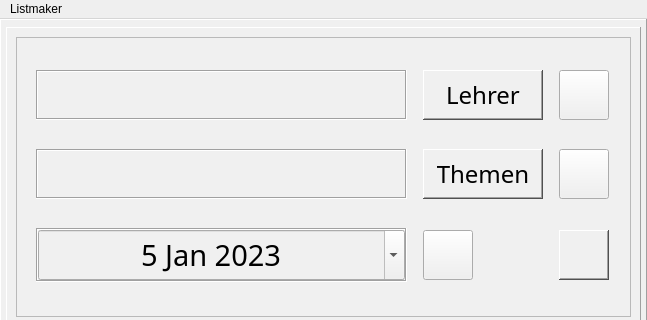
Before: the Qt Designer form uis/Listmaker_GUI.ui in Saruman566/Exam-Dater-7.0, drawn with Qt 5; both pictures show x 0 to 647 and y 0 to 320 of the 647 by 830 pixel window.
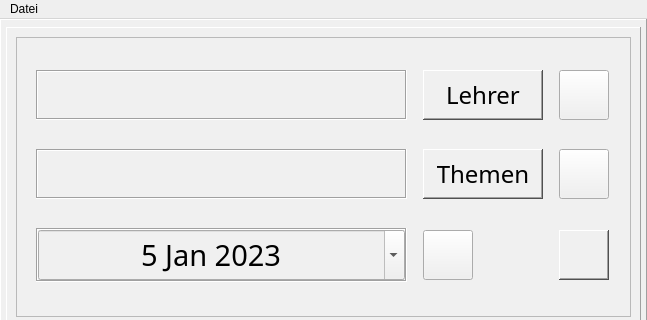
After: the same form once the commit is applied. Icons and pictures are not drawn.

The edit to the form file:
```diff
--- a/uis/Listmaker_GUI.ui
+++ b/uis/Listmaker_GUI.ui
@@ -799,15 +799,15 @@
      <height>22</height>
     </rect>
    </property>
-   <widget class="QMenu" name="menuListmaker">
+   <widget class="QMenu" name="Menu">
     <property name="title">
-     <string>Listmaker</string>
+     <string>Datei</string>
     </property>
     <addaction name="actionListmaker"/>
     <addaction name="separator"/>
     <addaction name="actionNoten_Liste"/>
    </widget>
-   <addaction name="menuListmaker"/>
+   <addaction name="Menu"/>
   </widget>
   <action name="actionListmaker">
    <property name="text">
```
Left out of the diff: 525 changed lines with no effect on the pictures.
